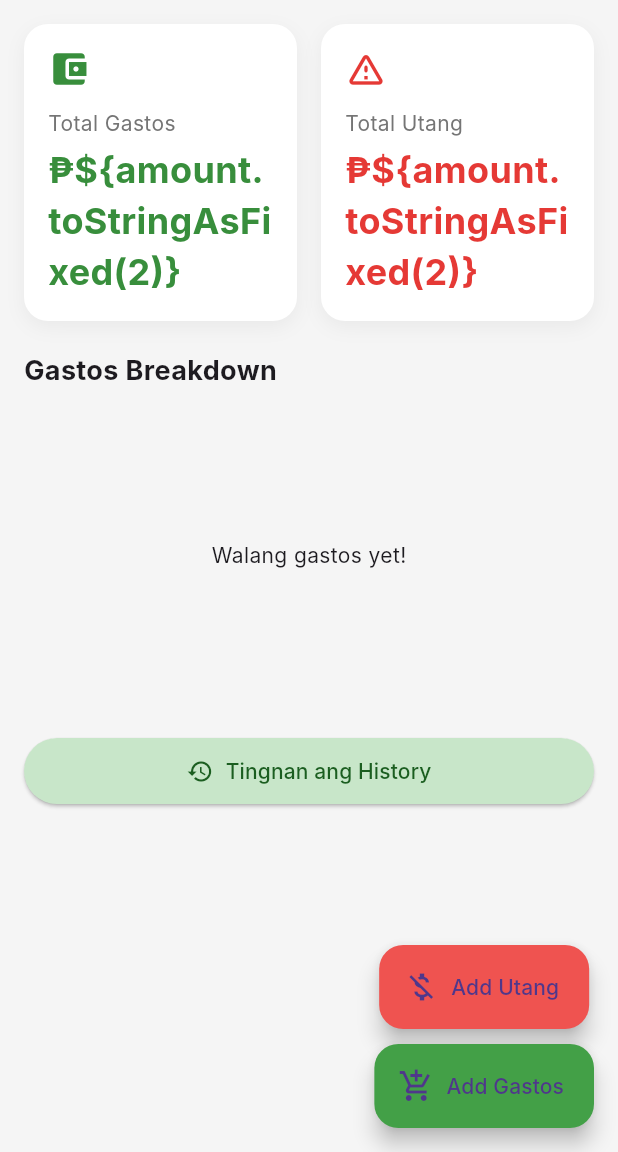
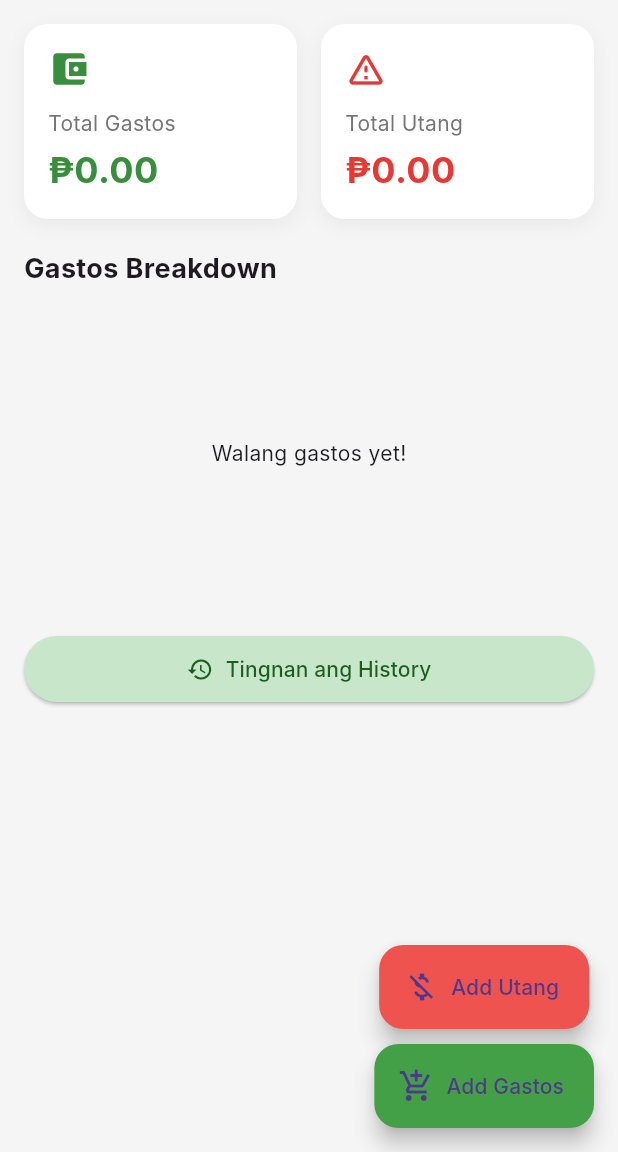
Before and after one commit to Drawde0520/TipidTracker, a Flutter app: the screen it shows after launch, on a phone screen of 412 x 824 dp, the part 84-1236 px from its top. Run offline on Flutter 3.47's test engine with Material 3 defaults, Android fonts, the phone set to English and light mode, and no system bars; our stand-ins replace cloud_firestore, connectivity_plus, firebase_core, fl_chart, flutter_local_notifications, google_mobile_ads and 3 more; accounts and stored records are empty; network calls fail; Roboto replaces fonts that are missing (Inter).

Commit message:
Fix UI string syntax

```diff
--- a/lib/screens/home_screen.dart
+++ b/lib/screens/home_screen.dart
@@ -39,7 +39,7 @@ class _HomeScreenState extends State<HomeScreen> {
           });
         },
         onAdFailedToLoad: (ad, err) {
-          debugPrint('Failed to load a banner ad: \${err.message}');
+          debugPrint('Failed to load a banner ad: ${err.message}');
           ad.dispose();
         },
       ),
@@ -178,7 +178,7 @@ class _HomeScreenState extends State<HomeScreen> {
           const SizedBox(height: 12),
           Text(title, style: TextStyle(color: Colors.grey[600], fontSize: 14)),
           const SizedBox(height: 4),
-          Text('₱\${amount.toStringAsFixed(2)}', style: TextStyle(color: color, fontSize: 24, fontWeight: FontWeight.bold)),
+          Text('₱${amount.toStringAsFixed(2)}', style: TextStyle(color: color, fontSize: 24, fontWeight: FontWeight.bold)),
         ],
       ),
     );
--- a/lib/screens/list_screen.dart
+++ b/lib/screens/list_screen.dart
@@ -62,7 +62,7 @@ class _ExpenseList extends StatelessWidget {
                 ),
                 title: Text(e.category, style: const TextStyle(fontWeight: FontWeight.bold)),
                 subtitle: Text(DateFormat.yMMMd().add_jm().format(e.timestamp)),
-                trailing: Text('₱\${e.amount.toStringAsFixed(2)}',
+                trailing: Text('₱${e.amount.toStringAsFixed(2)}',
                   style: const TextStyle(color: Colors.red, fontWeight: FontWeight.bold, fontSize: 16)),
               ),
             );
@@ -100,7 +100,7 @@ class _UtangList extends StatelessWidget {
                 ),
                 title: Text(u.personName, style: const TextStyle(fontWeight: FontWeight.bold)),
                 subtitle: Text(DateFormat.yMMMd().add_jm().format(u.timestamp)),
-                trailing: Text('₱\${u.amount.toStringAsFixed(2)}',
+                trailing: Text('₱${u.amount.toStringAsFixed(2)}',
                   style: const TextStyle(color: Colors.red, fontWeight: FontWeight.bold, fontSize: 16)),
               ),
             );
```
